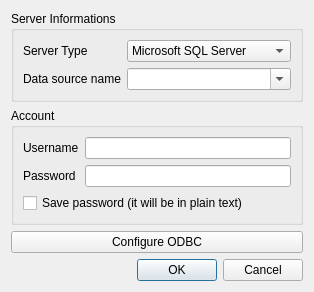
Above: gui/SqlConfigDialog.ui from glandu2/RappelzRDBTool before the change. Below: the same form after it.
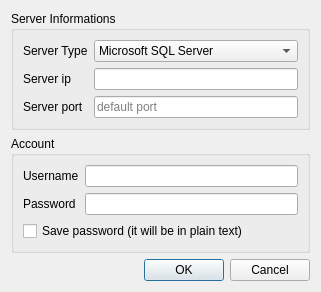
That is the form after the change.

Commit message: Don't use ODBC DSN anymore, but IP & port directly instead

Diff of the .ui file:
```diff
--- a/gui/SqlConfigDialog.ui
+++ b/gui/SqlConfigDialog.ui
@@ -6,8 +6,8 @@
    <rect>
     <x>0</x>
     <y>0</y>
-    <width>314</width>
-    <height>252</height>
+    <width>321</width>
+    <height>288</height>
    </rect>
   </property>
   <property name="sizePolicy">
@@ -29,7 +29,7 @@
       <item row="1" column="0">
        <widget class="QLabel" name="serverNameLabel">
         <property name="text">
-         <string comment="Label">Data source name</string>
+         <string comment="Label">Server ip</string>
         </property>
        </widget>
       </item>
@@ -60,18 +60,22 @@
         </item>
        </widget>
       </item>
+      <item row="2" column="0">
+       <widget class="QLabel" name="serverPortLabel">
+        <property name="text">
+         <string>Server port</string>
+        </property>
+       </widget>
+      </item>
+      <item row="2" column="1">
+       <widget class="QLineEdit" name="serverPortEdit">
+        <property name="placeholderText">
+         <string>default port</string>
+        </property>
+       </widget>
+      </item>
       <item row="1" column="1">
-       <widget class="QComboBox" name="serverNameCombo">
-        <property name="sizePolicy">
-         <sizepolicy hsizetype="Expanding" vsizetype="Fixed">
-          <horstretch>0</horstretch>
-          <verstretch>0</verstretch>
-         </sizepolicy>
-        </property>
-        <property name="editable">
-         <bool>true</bool>
-        </property>
-       </widget>
+       <widget class="QLineEdit" name="serverIpEdit"/>
       </item>
      </layout>
     </widget>
@@ -116,13 +120,6 @@
      </layout>
     </widget>
    </item>
-   <item>
-    <widget class="QPushButton" name="configureOdbcButton">
-     <property name="text">
-      <string comment="Button to open ODBC data source manager">Configure ODBC</string>
-     </property>
-    </widget>
-   </item>
    <item>
     <widget class="QDialogButtonBox" name="confirmationButtons">
      <property name="orientation">
```
Left out of the diff: 15 changed lines with no effect on the pictures. The commit also changes 19 other files.
